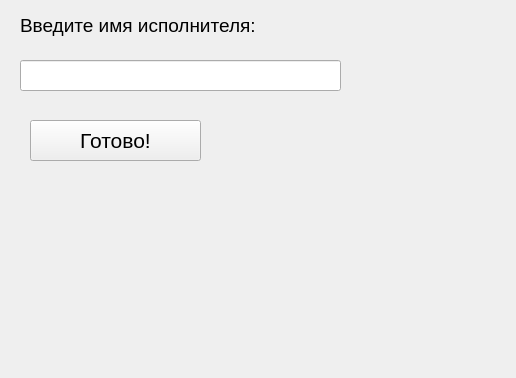
Before: the Qt Designer form ui_files/author.ui in Argorp/AudioPlayer, drawn with Qt 5.
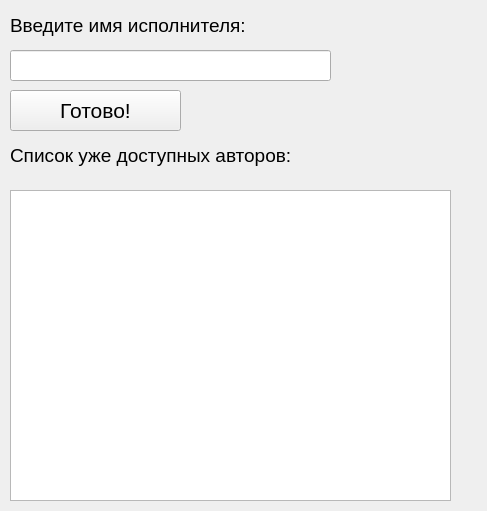
After: the same form once the commit is applied.

Commit message: Переделал интерфейс

Patch:
```diff
--- a/ui_files/author.ui
+++ b/ui_files/author.ui
@@ -6,8 +6,8 @@
    <rect>
     <x>0</x>
     <y>0</y>
-    <width>516</width>
-    <height>378</height>
+    <width>487</width>
+    <height>511</height>
    </rect>
   </property>
   <property name="windowTitle">
@@ -16,9 +16,9 @@
   <widget class="QLabel" name="label">
    <property name="geometry">
     <rect>
-     <x>20</x>
+     <x>10</x>
      <y>10</y>
-     <width>441</width>
+     <width>251</width>
      <height>31</height>
     </rect>
    </property>
@@ -34,8 +34,8 @@
   <widget class="QLineEdit" name="lineEdit">
    <property name="geometry">
     <rect>
-     <x>20</x>
-     <y>60</y>
+     <x>10</x>
+     <y>50</y>
      <width>321</width>
      <height>31</height>
     </rect>
@@ -44,8 +44,8 @@
   <widget class="QPushButton" name="pushButton">
    <property name="geometry">
     <rect>
-     <x>30</x>
-     <y>120</y>
+     <x>10</x>
+     <y>90</y>
      <width>171</width>
      <height>41</height>
     </rect>
@@ -59,6 +59,34 @@
     <string>Готово!</string>
    </property>
   </widget>
+  <widget class="QLabel" name="label_2">
+   <property name="geometry">
+    <rect>
+     <x>10</x>
+     <y>140</y>
+     <width>291</width>
+     <height>31</height>
+    </rect>
+   </property>
+   <property name="font">
+    <font>
+     <pointsize>14</pointsize>
+    </font>
+   </property>
+   <property name="text">
+    <string>Список уже доступных авторов:</string>
+   </property>
+  </widget>
+  <widget class="QListWidget" name="all">
+   <property name="geometry">
+    <rect>
+     <x>10</x>
+     <y>190</y>
+     <width>441</width>
+     <height>311</height>
+    </rect>
+   </property>
+  </widget>
  </widget>
  <resources/>
  <connections/>
```
The commit also changes 7 other files.
